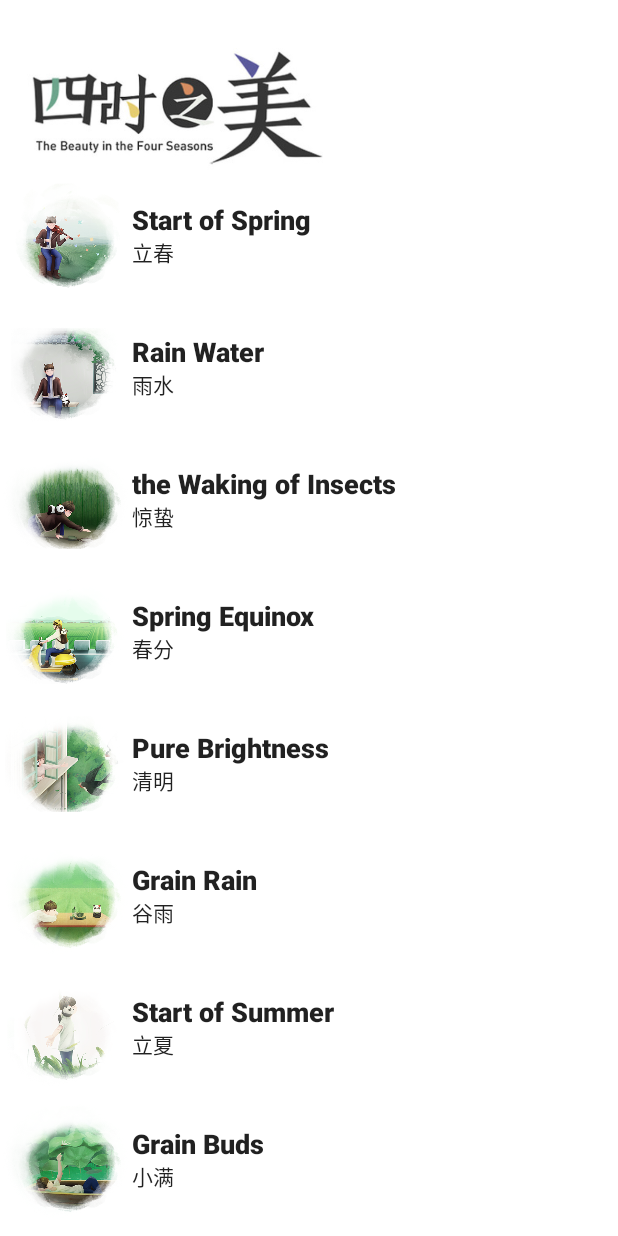
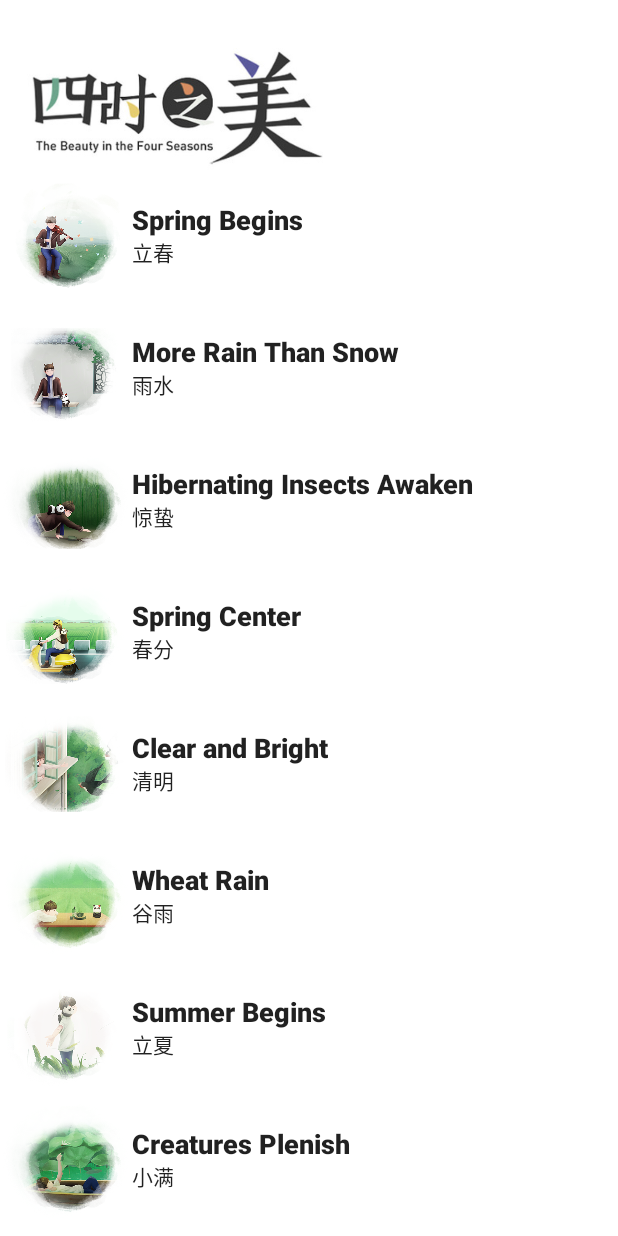
Before and after one commit to CooLoongWu/Compose-AndroidDevChallenge-1, an Android app built with Jetpack Compose: the screen it shows after launch (MainActivity), on a phone screen of 412 x 824 dp. Run offline under Robolectric (Android 15) with nearby library versions, the phone set to English and light mode, and no system bars; libraries missing offline, so code that uses them is left out: com.blankj.utilcode; 2 statements that could not run were skipped.

Commit message:
添加简单详情页

```diff
--- a/app/build.gradle
+++ b/app/build.gradle
@@ -78,4 +78,7 @@ dependencies {
 
     androidTestImplementation 'androidx.test.ext:junit:1.1.2'
     androidTestImplementation "androidx.compose.ui:ui-test-junit4:$compose_version"
+
+
+    implementation 'com.blankj:utilcodex:1.30.4'
 }
--- a/app/src/main/java/com/example/androiddevchallenge/MainActivity.kt
+++ b/app/src/main/java/com/example/androiddevchallenge/MainActivity.kt
@@ -15,11 +15,13 @@
  */
 package com.example.androiddevchallenge
 
+import android.content.Intent
 import android.os.Bundle
 import androidx.activity.compose.setContent
+import androidx.activity.viewModels
 import androidx.appcompat.app.AppCompatActivity
 import androidx.compose.foundation.Image
-import androidx.compose.foundation.background
+import androidx.compose.foundation.clickable
 import androidx.compose.foundation.layout.*
 import androidx.compose.foundation.lazy.LazyColumn
 import androidx.compose.foundation.lazy.items
@@ -28,35 +30,46 @@ import androidx.compose.material.Surface
 import androidx.compose.material.Text
 import androidx.compose.runtime.Composable
 import androidx.compose.ui.Modifier
-import androidx.compose.ui.graphics.Color
 import androidx.compose.ui.layout.ContentScale
 import androidx.compose.ui.res.painterResource
-import androidx.compose.ui.text.font.FontStyle
 import androidx.compose.ui.text.font.FontWeight
-import androidx.compose.ui.tooling.preview.Preview
 import androidx.compose.ui.unit.dp
 import androidx.compose.ui.unit.sp
+import androidx.lifecycle.Observer
+import com.blankj.utilcode.util.BarUtils
 import com.example.androiddevchallenge.data.DataProvider
 import com.example.androiddevchallenge.data.SolarTerm
 import com.example.androiddevchallenge.ui.theme.MyTheme
 
 class MainActivity : AppCompatActivity() {
+
+    private val vm = viewModels<MainViewModel>()
+
     override fun onCreate(savedInstanceState: Bundle?) {
         super.onCreate(savedInstanceState)
 
-        BarUtil.execStatusBarTranslucent(this)
+        BarUtils.transparentStatusBar(this)
+        BarUtils.setStatusBarLightMode(this, true)
 
         setContent {
             MyTheme {
-                MyApp()
+                MyApp(vm.value)
             }
         }
+
+        vm.value.navigation.observe(this, Observer {
+            val intent = Intent(this, DetailsActivity::class.java)
+            intent.putExtra("index", it.index)
+            startActivity(intent)
+        })
     }
 }
 
+//https://en.wikipedia.org/wiki/Solar_term
+
 // Start building your app here!
 @Composable
-fun MyApp() {
+fun MyApp(vm: MainViewModel) {
     Surface(color = MaterialTheme.colors.background) {
         Column {
             Spacer(modifier = Modifier.height(32.dp))
@@ -75,35 +88,41 @@ fun MyApp() {
                     }
 
                     items(DataProvider.solarTermList) {
-                        TermsItem(term = it)
+                        TermsItem(
+                            term = it,
+                            vm = vm,
+                        )
                     }
                 })
         }
     }
 }
 
-@Preview("Light Theme", widthDp = 360, heightDp = 640)
-@Composable
-fun LightPreview() {
-    MyTheme {
-        MyApp()
-    }
-}
-
-@Preview("Dark Theme", widthDp = 360, heightDp = 640)
-@Composable
-fun DarkPreview() {
-    MyTheme(darkTheme = true) {
-        MyApp()
-    }
-}
+//@Preview("Light Theme", widthDp = 360, heightDp = 640)
+//@Composable
+//fun LightPreview() {
+//    MyTheme {
+//        MyApp()
+//    }
+//}
+//
+//@Preview("Dark Theme", widthDp = 360, heightDp = 640)
+//@Composable
+//fun DarkPreview() {
+//    MyTheme(darkTheme = true) {
+//        MyApp()
+//    }
+//}
 
 @Composable
-fun TermsItem(term: SolarTerm) {
+fun TermsItem(term: SolarTerm, vm: MainViewModel) {
     Row(
         modifier = Modifier
             .fillMaxWidth()
             .height(88.dp)
+            .clickable {
+                vm.navigation.value = term
+            }
     ) {
         Image(
             painter = painterResource(id = term.termRes),
--- /dev/null
+++ b/app/src/main/java/com/example/androiddevchallenge/MainViewModel.kt
@@ -0,0 +1,10 @@
+package com.example.androiddevchallenge
+
+import androidx.lifecycle.MutableLiveData
+import androidx.lifecycle.ViewModel
+import com.example.androiddevchallenge.data.SolarTerm
+
+class MainViewModel : ViewModel() {
+
+    var navigation = MutableLiveData<SolarTerm>()
+}
--- a/app/src/main/java/com/example/androiddevchallenge/data/DataProvider.kt
+++ b/app/src/main/java/com/example/androiddevchallenge/data/DataProvider.kt
@@ -10,7 +10,7 @@ object DataProvider {
             R.drawable.ic_term_01,
             R.drawable.ic_details_01,
             "立春",
-            "Start of Spring",
+            "Spring Begins",
             "",
             "(1st solar term) Feb.3,4, or 5"
         ),
@@ -19,7 +19,7 @@ object DataProvider {
             R.drawable.ic_term_02,
             R.drawable.ic_details_02,
             "雨水",
-            "Rain Water",
+            "More Rain Than Snow",
             "",
             "(2nd solar term) Feb.18,19 or 20"
         ),
@@ -28,7 +28,7 @@ object DataProvider {
             R.drawable.ic_term_03,
             R.drawable.ic_details_03,
             "惊蛰",
-            "the Waking of Insects",
+            "Hibernating Insects Awaken",
             "",
             "(3rd solar term) Mar.5,6, or 7"
         ),
@@ -37,7 +37,7 @@ object DataProvider {
             R.drawable.ic_term_04,
             R.drawable.ic_details_04,
             "春分",
-            "Spring Equinox",
+            "Spring Center",
             "",
             "(4th solar term) Mar.20,21 or 22"
         ),
@@ -46,7 +46,7 @@ object DataProvider {
             R.drawable.ic_term_05,
             R.drawable.ic_details_05,
             "清明",
-            "Pure Brightness",
+            "Clear and Bright",
             "",
             "(5th solar term) Apr.4,5 or 6"
         ),
@@ -55,7 +55,7 @@ object DataProvider {
             R.drawable.ic_term_06,
             R.drawable.ic_details_06,
             "谷雨",
-            "Grain Rain",
+            "Wheat Rain",
             "",
             "(6th solar term) Apr.19,20 or 21"
         ),
@@ -65,7 +65,7 @@ object DataProvider {
             R.drawable.ic_term_07,
             R.drawable.ic_details_07,
             "立夏",
-            "Start of Summer",
+            "Summer Begins",
             "",
             "(7th solar term) May 5,6 or 7"
         ),
@@ -74,7 +74,7 @@ object DataProvider {
             R.drawable.ic_term_08,
             R.drawable.ic_details_08,
             "小满",
-            "Grain Buds",
+            "Creatures Plenish",
             "",
             "(8th solar term) May 20,21 or 22"
         ),
@@ -83,7 +83,7 @@ object DataProvider {
             R.drawable.ic_term_09,
             R.drawable.ic_details_09,
             "芒种",
-            "Grain in Ear",
+            "Seeding Millet",
             "",
             "(9th solar term) Jun.5,6 or 7"
         ),
@@ -92,7 +92,7 @@ object DataProvider {
             R.drawable.ic_term_10,
             R.drawable.ic_details_10,
             "夏至",
-            "Summer Solstice",
+            "Summer Maximum",
             "",
             "(10th solar term) Jun.21 or 22"
         ),
@@ -101,7 +101,7 @@ object DataProvider {
             R.drawable.ic_term_11,
             R.drawable.ic_details_11,
             "小暑",
-            "Minor Heat",
+            "A bit Sweltering",
             "",
             "(11th solar term) Jul.6,7 or 8"
         ),
@@ -110,7 +110,7 @@ object DataProvider {
             R.drawable.ic_term_12,
             R.drawable.ic_details_12,
             "大暑",
-            "Major Heat",
+            "Most Sweltering",
             "",
             "(12th solar term) Jul.22,23 or 24"
         ),
@@ -120,7 +120,7 @@ object DataProvider {
             R.drawable.ic_term_13,
             R.drawable.ic_details_13,
             "立秋",
-            "Start of Autumn",
+            "Autumn Begins",
             "",
             "(13th solar term) Aug.7,8 or 9"
         ),
@@ -129,7 +129,7 @@ object DataProvider {
             R.drawable.ic_term_14,
             R.drawable.ic_details_14,
             "处暑",
-            "End of Heat",
+            "Heat Withdraws",
             "",
             "(14th solar term) Aug.22,23 or 24"
         ),
@@ -138,7 +138,7 @@ object DataProvider {
             R.drawable.ic_term_15,
             R.drawable.ic_details_15,
             "白露",
-            "White Dew",
+            "Dews",
             "",
             "(15th solar term) Sep.7,8 or 9"
         ),
@@ -147,7 +147,7 @@ object DataProvider {
             R.drawable.ic_term_16,
             R.drawable.ic_details_16,
             "秋分",
-            "Autumn Equinox",
+            "Autumn Center",
             "",
             "(16th solar term) Sep.22,23 or 24"
         ),
@@ -156,7 +156,7 @@ object DataProvider {
             R.drawable.ic_term_17,
             R.drawable.ic_details_17,
             "寒露",
-            "Cold Dew",
+            "Cold Dews",
             "",
             "(17th solar term) Oct.8 or 9"
         ),
@@ -165,7 +165,7 @@ object DataProvider {
             R.drawable.ic_term_18,
             R.drawable.ic_details_18,
             "霜降",
-            "Frost Descent",
+            "Frost",
             "",
             "(18th solar term) Oct.23 or 24"
         ),
@@ -175,7 +175,7 @@ object DataProvider {
             R.drawable.ic_term_19,
             R.drawable.ic_details_19,
             "立冬",
-            "Start of Winter",
+            "Winter Begins",
             "",
             "(19th solar term) Nov.7 or 8"
         ),
@@ -184,7 +184,7 @@ object DataProvider {
             R.drawable.ic_term_20,
             R.drawable.ic_details_20,
             "小雪",
-            "Minor Snow",
+            "Snows a bit",
             "",
             "(20th solar term) Nov.22 or 23"
         ),
@@ -193,7 +193,7 @@ object DataProvider {
             R.drawable.ic_term_21,
             R.drawable.ic_details_21,
             "大雪",
-            "Major Snow",
+            "Snows a lot",
             "",
             "(21st solar term) Dec.6,7 or 8"
         ),
@@ -202,7 +202,7 @@ object DataProvider {
             R.drawable.ic_term_22,
             R.drawable.ic_details_22,
             "冬至",
-            "Winter Solstice",
+            "Winter Maximum",
             "",
             "(22nd solar term) Dec.21,22 or 23"
         ),
@@ -211,7 +211,7 @@ object DataProvider {
             R.drawable.ic_term_23,
             R.drawable.ic_details_23,
             "小寒",
-            "Minor Cold",
+            "A bit Frigid",
             "",
             "(23rd solar term) Jan.5,6 or 7"
         ),
@@ -220,7 +220,7 @@ object DataProvider {
             R.drawable.ic_term_24,
             R.drawable.ic_details_24,
             "大寒",
-            "Major Cold",
+            "Most Frigid",
             "",
             "(24th solar term) Jan.20 or 21"
         ),
```
Also changed, not shown: app/src/main/AndroidManifest.xml (+4 -12 lines), app/src/main/java/com/example/androiddevchallenge/DetailsActivity.kt (added, +36 -0 lines).
